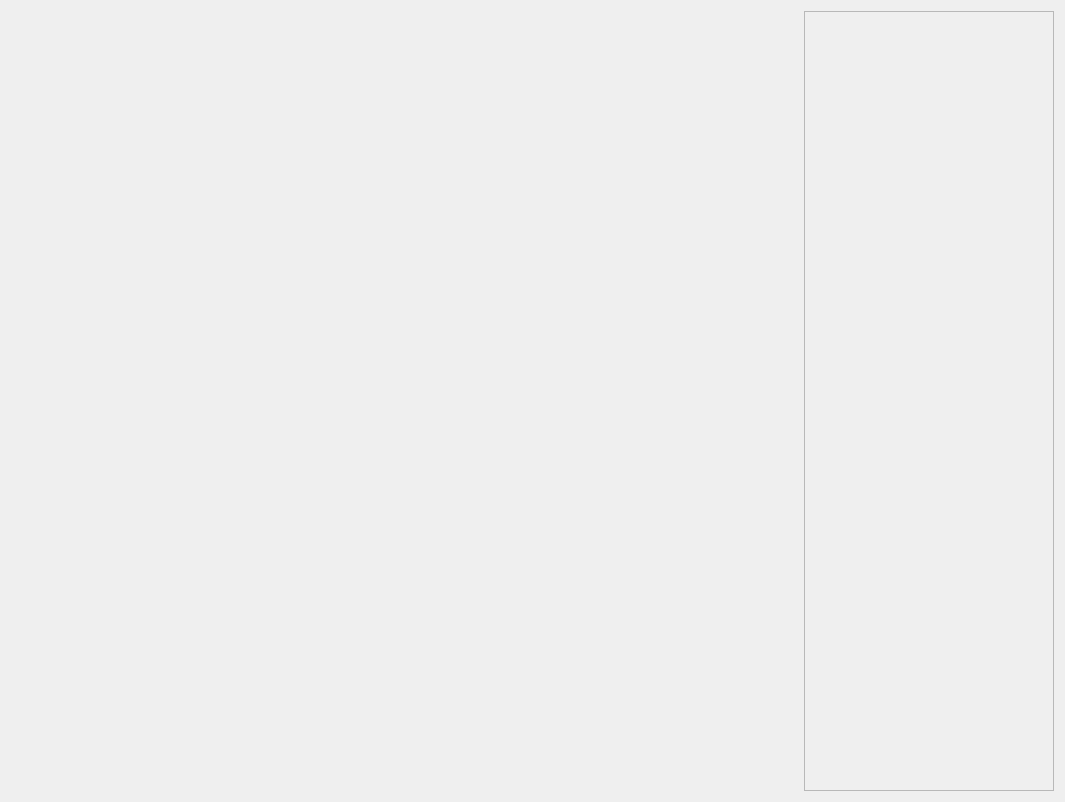
Qt form source/widgets/processpage/processpage.ui (aiphae/proxima) before a commit.
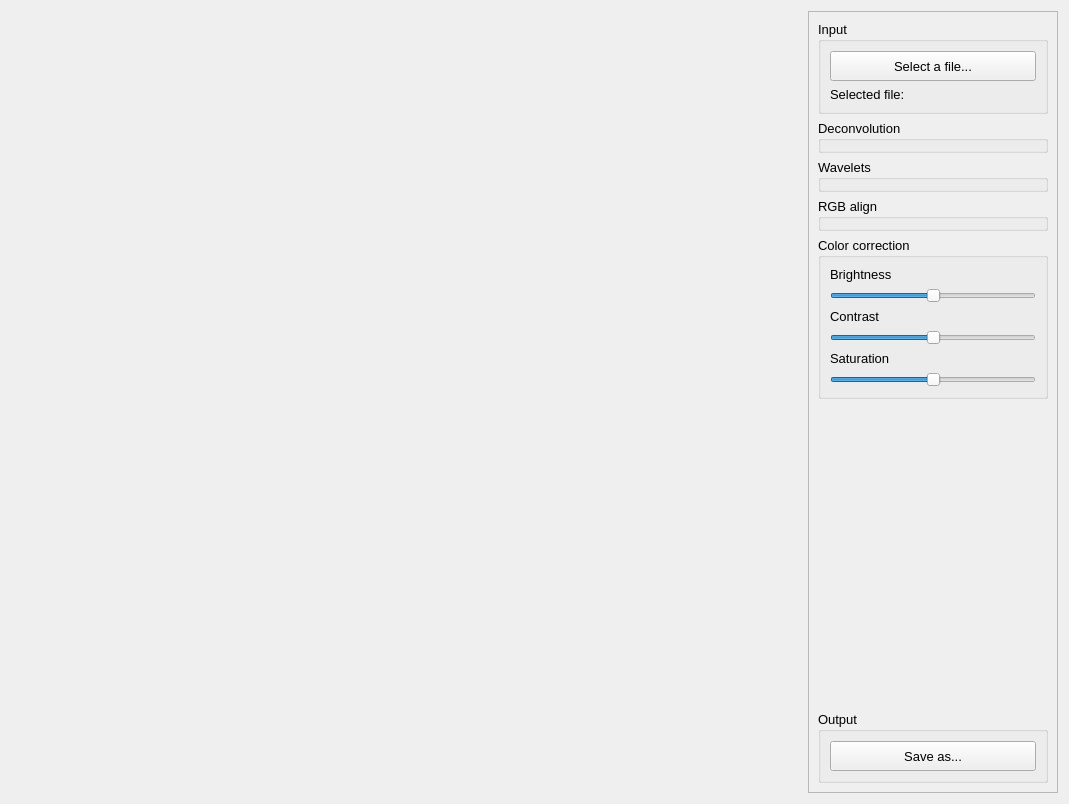
The same form after that commit.

Diff of the .ui file:
```diff
--- a/source/widgets/processpage/processpage.ui
+++ b/source/widgets/processpage/processpage.ui
@@ -6,22 +6,20 @@
    <rect>
     <x>0</x>
     <y>0</y>
-    <width>1065</width>
-    <height>802</height>
+    <width>1069</width>
+    <height>804</height>
    </rect>
   </property>
+  <property name="font">
+   <font>
+    <pointsize>10</pointsize>
+   </font>
+  </property>
   <property name="windowTitle">
    <string>Form</string>
   </property>
   <layout class="QGridLayout" name="gridLayout">
-   <item row="0" column="0">
-    <widget class="QLabel" name="label">
-     <property name="text">
-      <string/>
-     </property>
-    </widget>
-   </item>
-   <item row="0" column="1">
+   <item row="0" column="2">
     <widget class="QFrame" name="frame">
      <property name="minimumSize">
       <size>
@@ -40,6 +38,185 @@
      </property>
      <property name="frameShadow">
       <enum>QFrame::Shadow::Raised</enum>
+     </property>
+     <layout class="QVBoxLayout" name="verticalLayout">
+      <item>
+       <widget class="QGroupBox" name="groupBox">
+        <property name="title">
+         <string>Input</string>
+        </property>
+        <layout class="QGridLayout" name="gridLayout_2">
+         <item row="0" column="0" colspan="2">
+          <widget class="QPushButton" name="pushButton">
+           <property name="minimumSize">
+            <size>
+             <width>0</width>
+             <height>30</height>
+            </size>
+           </property>
+           <property name="text">
+            <string>Select a file...</string>
+           </property>
+          </widget>
+         </item>
+         <item row="1" column="0">
+          <widget class="QLabel" name="label_2">
+           <property name="text">
+            <string>Selected file:</string>
+           </property>
+          </widget>
+         </item>
+         <item row="1" column="1">
+          <widget class="QLabel" name="label_3">
+           <property name="text">
+            <string/>
+           </property>
+          </widget>
+         </item>
+        </layout>
+       </widget>
+      </item>
+      <item>
+       <widget class="QGroupBox" name="groupBox_4">
+        <property name="title">
+         <string>Deconvolution</string>
+        </property>
+       </widget>
+      </item>
+      <item>
+       <widget class="QGroupBox" name="groupBox_5">
+        <property name="title">
+         <string>Wavelets</string>
+        </property>
+       </widget>
+      </item>
+      <item>
+       <widget class="QGroupBox" name="groupBox_6">
+        <property name="title">
+         <string>RGB align</string>
+        </property>
+       </widget>
+      </item>
+      <item>
+       <widget class="QGroupBox" name="groupBox_2">
+        <property name="title">
+         <string>Color correction</string>
+        </property>
+        <layout class="QVBoxLayout" name="verticalLayout_2">
+         <item>
+          <widget class="QLabel" name="label_4">
+           <property name="text">
+            <string>Brightness</string>
+           </property>
+          </widget>
+         </item>
+         <item>
+          <widget class="QSlider" name="horizontalSlider">
+           <property name="minimum">
+            <number>-100</number>
+           </property>
+           <property name="maximum">
+            <number>100</number>
+           </property>
+           <property name="tracking">
+            <bool>true</bool>
+           </property>
+           <property name="orientation">
+            <enum>Qt::Orientation::Horizontal</enum>
+           </property>
+           <property name="invertedAppearance">
+            <bool>false</bool>
+           </property>
+           <property name="invertedControls">
+            <bool>false</bool>
+           </property>
+          </widget>
+         </item>
+         <item>
+          <widget class="QLabel" name="label_5">
+           <property name="text">
+            <string>Contrast</string>
+           </property>
+          </widget>
+         </item>
+         <item>
+          <widget class="QSlider" name="horizontalSlider_2">
+           <property name="minimum">
+            <number>-100</number>
+           </property>
+           <property name="maximum">
+            <number>100</number>
+           </property>
+           <property name="orientation">
+            <enum>Qt::Orientation::Horizontal</enum>
+           </property>
+          </widget>
+         </item>
+         <item>
+          <widget class="QLabel" name="label_6">
+           <property name="text">
+            <string>Saturation</string>
+           </property>
+          </widget>
+         </item>
+         <item>
+          <widget class="QSlider" name="horizontalSlider_3">
+           <property name="minimum">
+            <number>-100</number>
+           </property>
+           <property name="maximum">
+            <number>100</number>
+           </property>
+           <property name="orientation">
+            <enum>Qt::Orientation::Horizontal</enum>
+           </property>
+          </widget>
+         </item>
+        </layout>
+       </widget>
+      </item>
+      <item>
+       <spacer name="verticalSpacer">
+        <property name="orientation">
+         <enum>Qt::Orientation::Vertical</enum>
+        </property>
+        <property name="sizeHint" stdset="0">
+         <size>
+          <width>20</width>
+          <height>40</height>
+         </size>
+        </property>
+       </spacer>
+      </item>
+      <item>
+       <widget class="QGroupBox" name="groupBox_3">
+        <property name="title">
+         <string>Output</string>
+        </property>
+        <layout class="QGridLayout" name="gridLayout_3">
+         <item row="0" column="0">
+          <widget class="QPushButton" name="pushButton_2">
+           <property name="minimumSize">
+            <size>
+             <width>0</width>
+             <height>30</height>
+            </size>
+           </property>
+           <property name="text">
+            <string>Save as...</string>
+           </property>
+          </widget>
+         </item>
+        </layout>
+       </widget>
+      </item>
+     </layout>
+    </widget>
+   </item>
+   <item row="0" column="1">
+    <widget class="QLabel" name="label">
+     <property name="text">
+      <string/>
      </property>
     </widget>
    </item>
```
